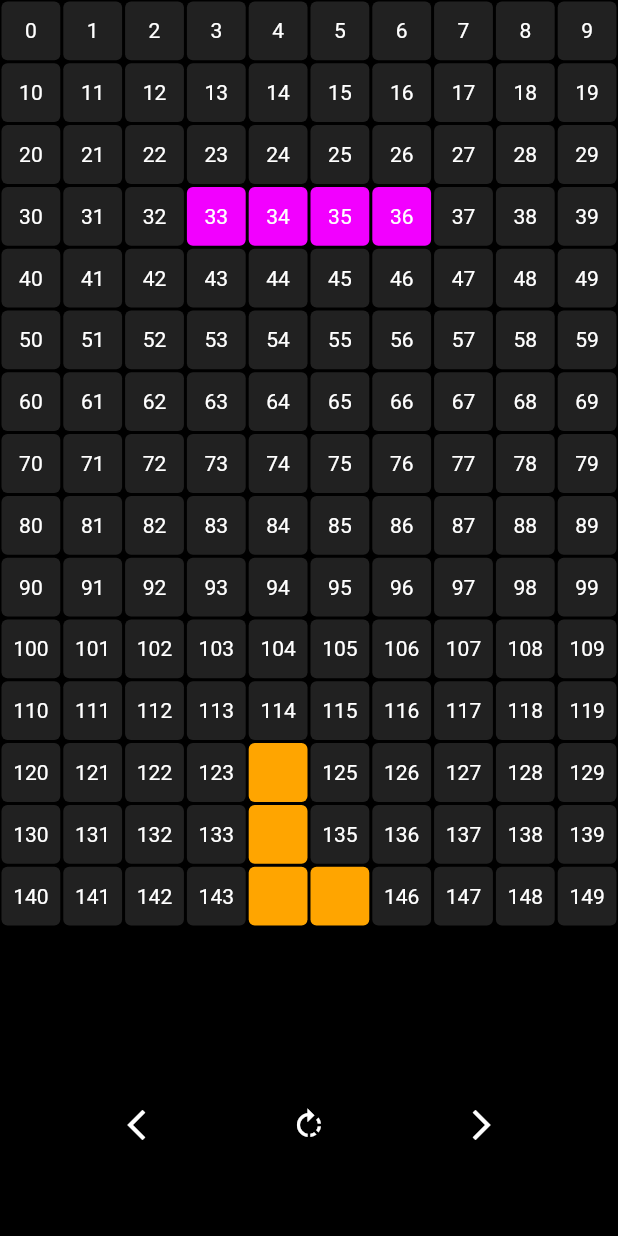
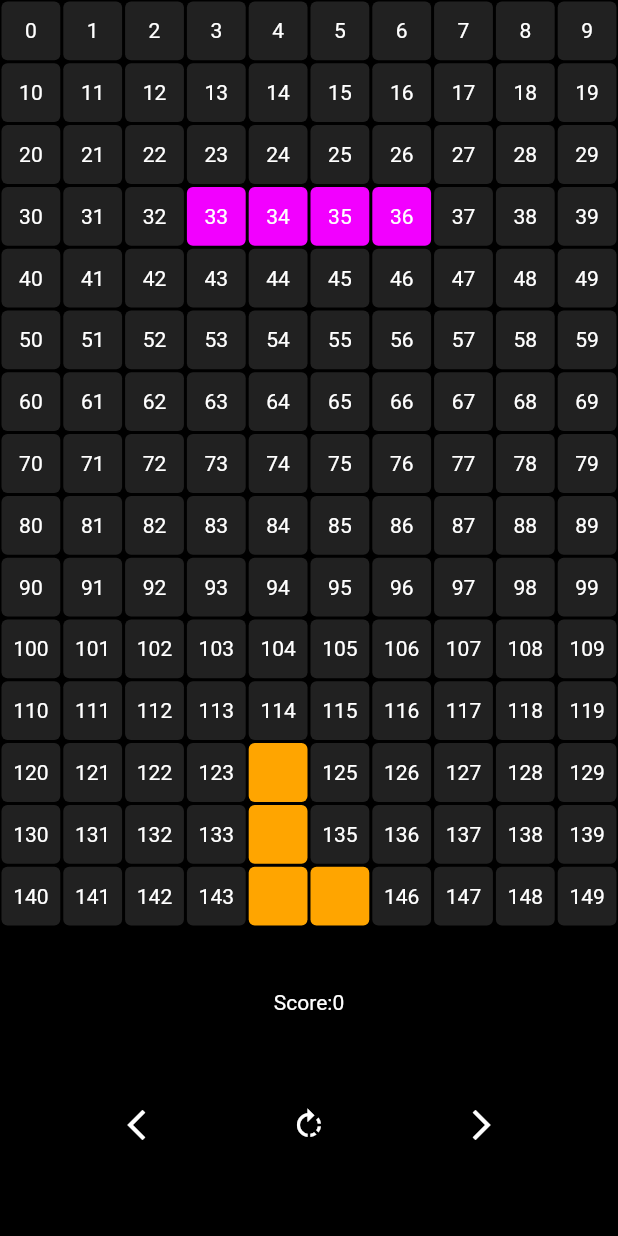
Before and after one commit to Kibet-g/Battlefield-2042-Full-Menu, a Flutter app: the screen it shows after launch, on a phone screen of 412 x 824 dp. Run offline on Flutter 3.47's test engine with Material 2 defaults, Android fonts, the phone set to English and light mode, and no system bars.

Commit message:
rotation state for the tetromino piece and clearing of rows

```diff
--- a/lib/board.dart
+++ b/lib/board.dart
@@ -34,6 +34,8 @@ class _GameBoardState extends State<GameBoard> {
   //LETS CREATE THE CURRENT TETRIS PIECE
   //LETS CREATE THE CURRENT TETRIS PIECE
   Piece currPiece = Piece(type: Tetromino.L);
+  //CURRENT SCORE VARIABLE
+  int currentscore=0;
 
   @override
   void initState() {
@@ -164,7 +166,9 @@ class _GameBoardState extends State<GameBoard> {
           //we do copy the above row to the current row
           gameBoard[r]=List.from(gameBoard[r-1]);
         }
-        //6: W
+        //6: We now set the top row  to be empty
+        gameBoard[0]=List.generate(row, (index) => null);
+        //7: Increase the score
       }
     }
 
@@ -213,10 +217,13 @@ class _GameBoardState extends State<GameBoard> {
               ),
             ),
             //Game controls
-
+            //SCORE
+            Text('Score:$currentscore',
+            style: const TextStyle(color: Colors.white),
+            ),
 
             Padding(
-              padding: const EdgeInsets.only(bottom: 50.0),
+              padding: const EdgeInsets.only(bottom: 50.0, top: 50),
               child: Row(
                 mainAxisAlignment: MainAxisAlignment.spaceEvenly,
                 children: [
```
